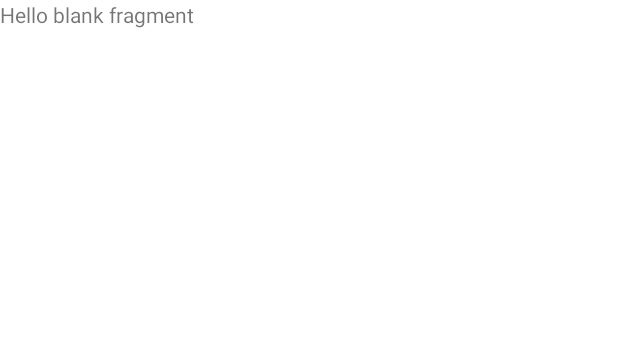
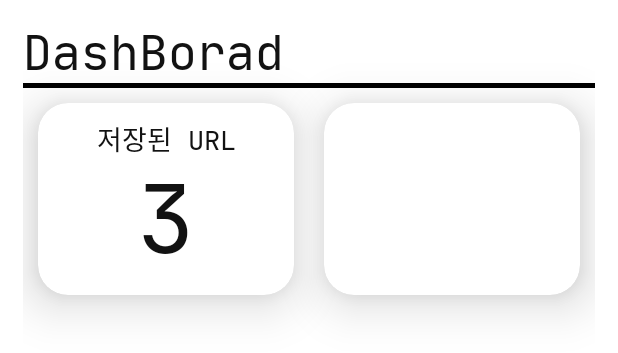
Before and after one commit to kimwoo123/URLs, an Android app built with Jetpack Compose: the layout fragment_dash.xml on its own in the app's theme, with its tools: preview values and no code run, on a phone screen of 412 x 824 dp. Shown: the top 353 px of the screen. Run offline under Robolectric (Android 15) with nearby library versions, the phone set to English and light mode, and no system bars.

```diff
--- a/client/c2/app/src/main/res/layout/fragment_dash.xml
+++ b/client/c2/app/src/main/res/layout/fragment_dash.xml
@@ -1,14 +1,91 @@
 <?xml version="1.0" encoding="utf-8"?>
-<FrameLayout xmlns:android="http://schemas.android.com/apk/res/android"
+<androidx.constraintlayout.widget.ConstraintLayout xmlns:android="http://schemas.android.com/apk/res/android"
     xmlns:tools="http://schemas.android.com/tools"
     android:layout_width="match_parent"
     android:layout_height="match_parent"
+    xmlns:app="http://schemas.android.com/apk/res-auto"
+    android:padding="15dp"
     tools:context=".ui.main.dash.DashFragment">
 
-    <!-- TODO: Update blank fragment layout -->
-    <TextView
+    <com.google.android.material.textview.MaterialTextView
+        android:id="@+id/title"
         android:layout_width="match_parent"
-        android:layout_height="match_parent"
-        android:text="@string/hello_blank_fragment" />
+        android:layout_height="wrap_content"
+        android:fontFamily="@font/jetbrainsmono_regular"
+        android:text="DashBorad"
+        android:textColor="@color/black"
+        android:textSize="32sp"
+        app:layout_constraintEnd_toEndOf="parent"
+        app:layout_constraintStart_toStartOf="parent"
+        app:layout_constraintTop_toTopOf="parent" />
 
-</FrameLayout>
+    <View
+        android:id="@+id/line"
+        android:layout_width="match_parent"
+        android:layout_height="3dp"
+        android:background="@android:color/black"
+        app:layout_constraintEnd_toEndOf="parent"
+        app:layout_constraintStart_toStartOf="parent"
+        app:layout_constraintTop_toBottomOf="@id/title" />
+
+    <com.google.android.material.card.MaterialCardView
+        android:id="@+id/section1"
+        android:layout_width="0dp"
+        android:layout_height="128dp"
+        android:layout_margin="10dp"
+        android:layout_marginVertical="20dp"
+        app:cardCornerRadius="20dp"
+        app:cardElevation="20dp"
+        app:layout_constraintEnd_toStartOf="@id/section2"
+        app:layout_constraintStart_toStartOf="parent"
+        app:layout_constraintTop_toBottomOf="@id/line">
+
+        <androidx.constraintlayout.widget.ConstraintLayout
+            android:layout_width="match_parent"
+            android:layout_height="match_parent"
+            android:padding="10dp">
+
+            <com.google.android.material.textview.MaterialTextView
+                android:id="@+id/title_section1"
+                android:layout_width="wrap_content"
+                android:layout_height="wrap_content"
+                android:fontFamily="@font/jetbrainsmono_regular"
+                android:text="저장된 URL"
+                android:textColor="@color/black"
+                android:textSize="18sp"
+                app:layout_constraintEnd_toEndOf="parent"
+                app:layout_constraintStart_toStartOf="parent"
+                app:layout_constraintTop_toTopOf="parent" />
+
+            <com.google.android.material.textview.MaterialTextView
+                android:id="@+id/desc_section1"
+                android:layout_width="wrap_content"
+                android:layout_height="wrap_content"
+                android:fontFamily="@font/jetbrainsmono_regular"
+                android:textColor="@color/black"
+                app:layout_constraintEnd_toEndOf="parent"
+                app:layout_constraintStart_toStartOf="parent"
+                app:layout_constraintTop_toBottomOf="@id/title_section1"
+                android:textSize="64sp"
+                tools:text="3" />
+
+        </androidx.constraintlayout.widget.ConstraintLayout>
+
+
+    </com.google.android.material.card.MaterialCardView>
+
+    <com.google.android.material.card.MaterialCardView
+        android:id="@+id/section2"
+        android:layout_width="0dp"
+        android:layout_height="128dp"
+        android:layout_margin="10dp"
+        app:cardCornerRadius="20dp"
+        app:cardElevation="20dp"
+        app:layout_constraintEnd_toEndOf="parent"
+        app:layout_constraintStart_toEndOf="@id/section1"
+        app:layout_constraintTop_toBottomOf="@id/line">
+
+    </com.google.android.material.card.MaterialCardView>
+
+
+</androidx.constraintlayout.widget.ConstraintLayout>
--- a/client/c2/app/src/main/res/navigation/mobile_navigation.xml
+++ b/client/c2/app/src/main/res/navigation/mobile_navigation.xml
@@ -28,4 +28,9 @@
         android:name="com.keelim.free.ui.main.open.OpenActivity"
         android:label="activity_open"
         tools:layout="@layout/activity_open" />
+    <fragment
+        android:id="@+id/nav_dashboard"
+        android:name="com.keelim.free.ui.main.dash.DashFragment"
+        android:label="fragment_dash"
+        tools:layout="@layout/fragment_dash" />
 </navigation>
--- a/client/c2/data/src/main/java/com/keelim/data/api/FreeServices.kt
+++ b/client/c2/data/src/main/java/com/keelim/data/api/FreeServices.kt
@@ -3,6 +3,7 @@ package com.keelim.data.api
 import com.keelim.data.model.auth.User
 import com.keelim.data.model.open.Url
 import com.keelim.data.response.FolderResponse
+import com.keelim.data.response.MyUrlResponse
 import com.keelim.data.response.URLResponse
 import com.keelim.data.response.notification.NotificationResponse
 import retrofit2.Response
@@ -41,6 +42,10 @@ interface FreeServices {
     suspend fun getFolder(
         @Path("id")id:String
     ): Response<FolderResponse>
+
+    @Headers("Content-Type: application/json")
+    @GET("/folder/url/me")
+    suspend fun folderUrl(): Response<List<MyUrlResponse>>
 
 //
 //  @Headers("Content-Type: application/json")
--- a/client/c2/data/src/main/java/com/keelim/data/repository/url/UrlRepository.kt
+++ b/client/c2/data/src/main/java/com/keelim/data/repository/url/UrlRepository.kt
@@ -17,7 +17,7 @@ interface UrlRepository {
     suspend fun folderNewUser(fid: String, email: String, permission: Int): CallResult
     suspend fun folderDeleteUser(fid: String, email: String, permission: Int): CallResult
     suspend fun getFolder(folder:String): List<Url>
-    suspend fun folderUrl(fid: String, url: String, thumbnail: String, tags: String): List<Url>
+    suspend fun folderUrl(): Int
     suspend fun folderNewUrl(fid: String, url: String, thumbnail: String, tags: String): CallResult
     suspend fun folderDeleteUrl(
         fid: String,
--- a/client/c2/domain/src/main/java/com/keelim/domain/domain/url/UrlUseCase.kt
+++ b/client/c2/domain/src/main/java/com/keelim/domain/domain/url/UrlUseCase.kt
@@ -36,4 +36,10 @@ class UrlUseCase(
         Timber.d("getFolder $result")
         return result
     }
+
+    suspend fun folderUrlMe(): Int{
+        val result = urlRepository.folderUrl()
+        Timber.d("folderUrlMe $result")
+        return result
+    }
 }
```
Also changed, not shown: client/c2/app/src/main/java/com/keelim/free/ui/main/dash/DashFragment.kt (+26 -1 lines), client/c2/app/src/main/java/com/keelim/free/ui/main/dash/DashViewModel.kt (+26 -1 lines), client/c2/data/src/main/java/com/keelim/data/model/DashState.kt (added, +8 -0 lines), client/c2/data/src/main/java/com/keelim/data/repository/url/UrlRepositoryImpl.kt (+16 -7 lines), client/c2/data/src/main/java/com/keelim/data/response/MyUrlResponse.kt (added, +57 -0 lines).
